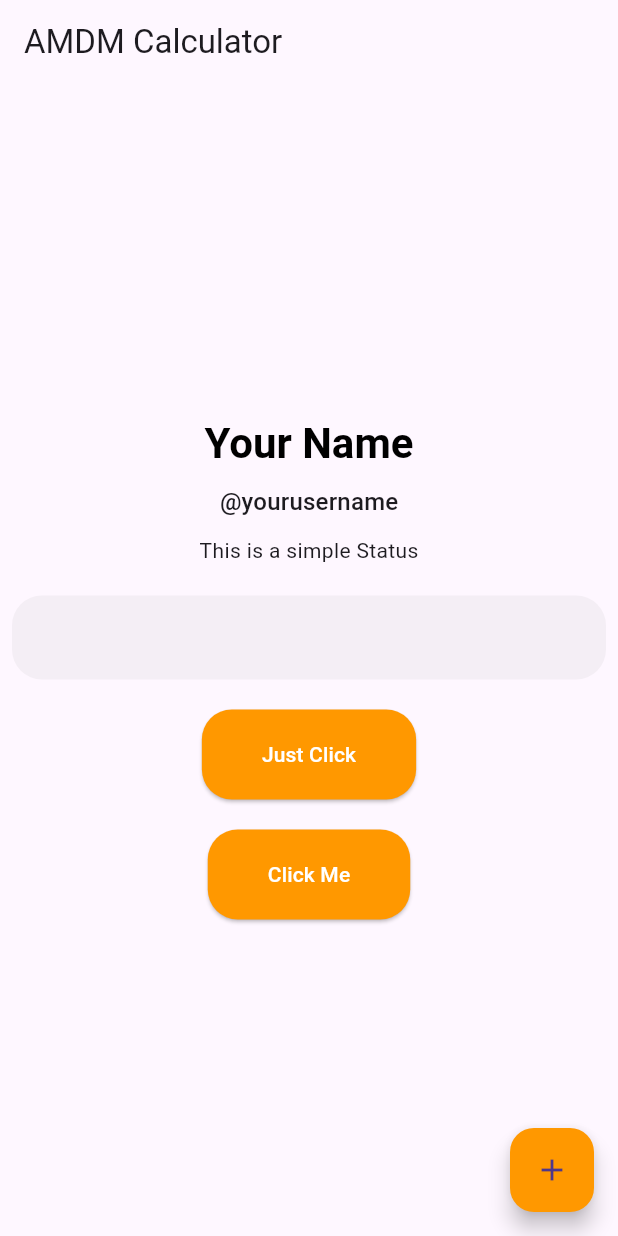
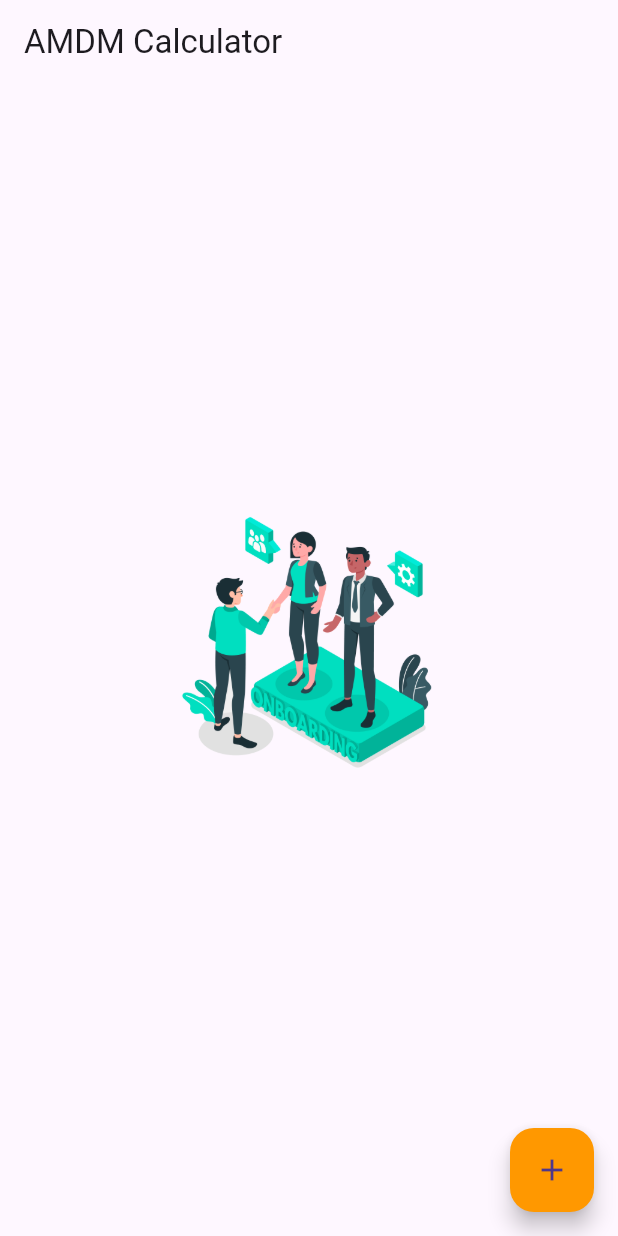
Before and after one commit to KaelNierras/amdm_calculator_v2, a Flutter app: the Dashboard screen opened directly, on a phone screen of 412 x 824 dp. Run offline on Flutter 3.47's test engine with Material 3 defaults, Android fonts, the phone set to English and light mode, and no system bars; our stand-ins replace flutter_native_splash, shared_preferences; accounts and stored records are empty.

Commit message:
Aesthetic Update

```diff
--- a/lib/screen/_dashboard.dart
+++ b/lib/screen/_dashboard.dart
@@ -51,33 +51,12 @@ class _DashboardState extends State<Dashboard> {
             mainAxisAlignment: MainAxisAlignment.center,
             crossAxisAlignment: CrossAxisAlignment.center,
             children: [
-              // Image.asset(
-              //   "assets/images/profile_pic.png",
-              //   width: 200,
-              //   height: 200,
-              // ),
-              addVerticalSpace(10),
-              Text(
-                "Your Name",
-                style: textTheme.headlineMedium?.copyWith(
-                    color: isDark ? Colors.white : Colors.black,
-                    fontWeight: FontWeight.bold),
+              Image.asset(
+                "assets/images/onboarding/image1.png",
+                width: 200,
+                height: 200,
               ),
               addVerticalSpace(10),
-              Text(
-                "@yourusername",
-                style: textTheme.titleMedium,
-              ),
-              addVerticalSpace(10),
-              const Text(
-                "This is a simple Status",
-              ),
-              addVerticalSpace(20),
-              const TextField(),
-              addVerticalSpace(20),
-              ElevatedButton(child: const Text("Just Click"), onPressed: () {}),
-              addVerticalSpace(20),
-              ElevatedButton(child: const Text("Click Me"), onPressed: () {}),
             ],
           ),
         ),
```
Also changed, not shown: lib/screen/onboarding/onboarding_screen.dart (+13 -2 lines).
